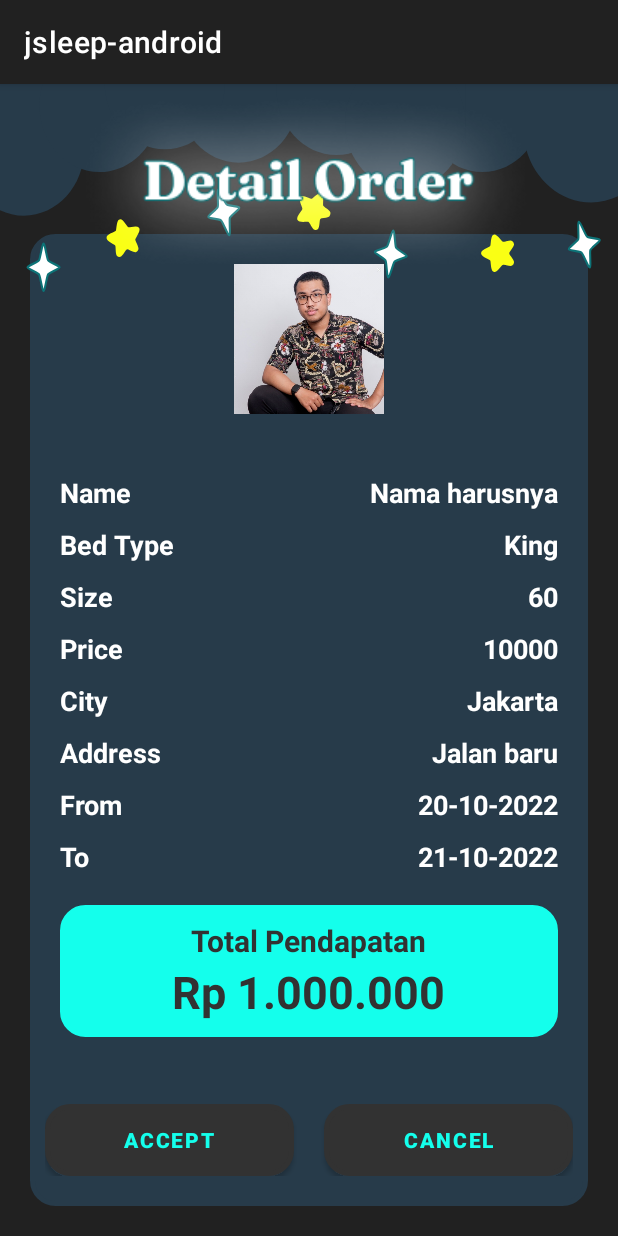
After one commit to Luthfii1/jsleep-android, an Android app: the DetailOrderActivity screen opened directly, with no data from a screen before it, on a phone screen of 412 x 824 dp. The commit adds this screen. Run offline under Robolectric (Android 15) with nearby library versions, the phone set to English and light mode, and no system bars.

Commit message:
Activity for detail order

```diff
--- a/app/src/main/AndroidManifest.xml
+++ b/app/src/main/AndroidManifest.xml
@@ -12,6 +12,12 @@
         android:supportsRtl="true"
         android:theme="@style/Theme.Jsleepandroid"
         android:usesCleartextTraffic="true">
+        <activity
+            android:name=".DetailOrderActivity"
+            android:exported="false" />
+        <activity
+            android:name=".OrderListActivity"
+            android:exported="false" />
         <activity
             android:name=".ChooseDate"
             android:exported="false" />
--- /dev/null
+++ b/app/src/main/java/com/LuthfiMisbachulMunirJSleepFN/jsleep_android/DetailOrderActivity.java
@@ -0,0 +1,14 @@
+package com.LuthfiMisbachulMunirJSleepFN.jsleep_android;
+
+import androidx.appcompat.app.AppCompatActivity;
+
+import android.os.Bundle;
+
+public class DetailOrderActivity extends AppCompatActivity {
+
+    @Override
+    protected void onCreate(Bundle savedInstanceState) {
+        super.onCreate(savedInstanceState);
+        setContentView(R.layout.activity_detail_order);
+    }
+}
--- a/app/src/main/java/com/LuthfiMisbachulMunirJSleepFN/jsleep_android/request/BaseApiService.java
+++ b/app/src/main/java/com/LuthfiMisbachulMunirJSleepFN/jsleep_android/request/BaseApiService.java
@@ -68,6 +68,9 @@ public interface BaseApiService {
                                 @Query("from") String from,
                                 @Query("to") String to);
 
+    @GET("payment/getOrderForRenter")
+    Call<List<Payment>> getOrderForRenter(@Query("renterId") int renterId,@Query("page") int page,@Query("pageSize") int pageSize);
+
     @POST("payment/{id}/cancel")
     Call<Boolean> cancelPaymentRequest (@Path("id") int id);
 
--- /dev/null
+++ b/app/src/main/res/drawable/rounded_corner.xml
@@ -0,0 +1,5 @@
+<?xml version="1.0" encoding="utf-8"?>
+<shape xmlns:android="http://schemas.android.com/apk/res/android"
+    android:shape="rectangle">
+    <corners android:radius="20dp" />
+</shape>
--- /dev/null
+++ b/app/src/main/res/layout/activity_detail_order.xml
@@ -0,0 +1,360 @@
+<?xml version="1.0" encoding="utf-8"?>
+<androidx.constraintlayout.widget.ConstraintLayout xmlns:android="http://schemas.android.com/apk/res/android"
+    xmlns:app="http://schemas.android.com/apk/res-auto"
+    xmlns:tools="http://schemas.android.com/tools"
+    android:layout_width="match_parent"
+    android:layout_height="match_parent"
+    android:background="@color/dark_bg"
+    tools:context=".DetailOrderActivity">
+
+    <androidx.constraintlayout.widget.ConstraintLayout
+        android:layout_width="match_parent"
+        android:layout_height="match_parent"
+        android:layout_marginBottom="20dp"
+        android:layout_marginStart="20dp"
+        android:layout_marginEnd="20dp"
+        android:layout_marginTop="100dp"
+        android:background="@drawable/button_radius"
+        android:backgroundTint="@color/cloud_dark">
+
+        <ImageView
+            android:id="@+id/profileOrder"
+            android:layout_width="match_parent"
+            android:layout_height="100dp"
+            app:layout_constraintTop_toTopOf="parent"
+            android:layout_marginTop="20dp"
+            android:foregroundGravity="center"
+            app:layout_constraintStart_toStartOf="parent"
+            android:src="@drawable/profile"
+            />
+
+        <LinearLayout
+            android:id="@+id/dataOrder"
+            android:layout_width="match_parent"
+            android:layout_height="wrap_content"
+            android:layout_marginHorizontal="20dp"
+            android:layout_marginTop="20dp"
+            app:layout_constraintStart_toStartOf="parent"
+            app:layout_constraintTop_toBottomOf="@+id/profileOrder">
+            <LinearLayout
+                android:id="@+id/information_payment"
+                android:layout_width="match_parent"
+                android:layout_marginTop="20dp"
+                android:layout_height="wrap_content"
+                android:orientation="vertical"
+                app:layout_constraintStart_toStartOf="parent"
+                app:layout_constraintTop_toTopOf="parent">
+
+                <LinearLayout
+                    android:id="@+id/namee"
+                    android:layout_width="match_parent"
+                    android:layout_height="wrap_content"
+                    android:orientation="horizontal">
+
+                    <TextView
+                        android:id="@+id/name"
+                        android:layout_width="wrap_content"
+                        android:layout_height="wrap_content"
+                        android:text="Name"
+                        android:textColor="@color/white"
+                        android:textSize="18dp"
+                        android:layout_weight="1"
+                        android:textStyle="bold" />
+
+                    <TextView
+                        android:id="@+id/name_Detail"
+                        android:layout_width="wrap_content"
+                        android:layout_height="wrap_content"
+                        android:text="Nama harusnya"
+                        android:textColor="@color/white"
+                        android:textSize="18dp"
+                        android:textStyle="bold" />
+                </LinearLayout>
+
+                <LinearLayout
+                    android:layout_width="match_parent"
+                    android:layout_height="wrap_content"
+                    android:layout_marginTop="10dp"
+                    android:orientation="horizontal">
+
+                    <TextView
+                        android:id="@+id/bedType"
+                        android:layout_width="wrap_content"
+                        android:layout_height="wrap_content"
+                        android:text="Bed Type"
+                        android:layout_weight="1"
+                        android:textColor="@color/white"
+                        android:textSize="18dp"
+                        android:textStyle="bold" />
+
+                    <TextView
+                        android:id="@+id/bedType_detail"
+                        android:layout_width="wrap_content"
+                        android:layout_height="wrap_content"
+                        android:text="King"
+                        android:textColor="@color/white"
+                        android:textSize="18dp"
+                        android:textStyle="bold" />
+                </LinearLayout>
+
+                <LinearLayout
+                    android:layout_width="match_parent"
+                    android:layout_height="wrap_content"
+                    android:layout_marginTop="10dp"
+                    android:orientation="horizontal">
+
+                    <TextView
+                        android:id="@+id/size"
+                        android:layout_width="wrap_content"
+                        android:layout_height="wrap_content"
+                        android:text="Size"
+                        android:layout_weight="1"
+                        android:textColor="@color/white"
+                        android:textSize="18dp"
+                        android:textStyle="bold" />
+
+                    <TextView
+                        android:id="@+id/size_Detail"
+                        android:layout_width="wrap_content"
+                        android:layout_height="wrap_content"
+                        android:text="60"
+                        android:textColor="@color/white"
+                        android:textSize="18dp"
+                        android:textStyle="bold" />
+                </LinearLayout>
+
+                <LinearLayout
+                    android:layout_width="match_parent"
+                    android:layout_height="wrap_content"
+                    android:layout_marginTop="10dp"
+                    android:orientation="horizontal">
+
+                    <TextView
+                        android:id="@+id/price"
+                        android:layout_width="wrap_content"
+                        android:layout_height="wrap_content"
+                        android:text="Price"
+                        android:layout_weight="1"
+                        android:textColor="@color/white"
+                        android:textSize="18dp"
+                        android:textStyle="bold" />
+
+                    <TextView
+                        android:id="@+id/price_Detail"
+                        android:layout_width="wrap_content"
+                        android:layout_height="wrap_content"
+                        android:text="10000"
+                        android:textColor="@color/white"
+                        android:textSize="18dp"
+                        android:textStyle="bold" />
+                </LinearLayout>
+
+                <LinearLayout
+                    android:layout_width="match_parent"
+                    android:layout_height="wrap_content"
+                    android:layout_marginTop="10dp"
+                    android:orientation="horizontal">
+
+                    <TextView
+                        android:id="@+id/city"
+                        android:layout_width="wrap_content"
+                        android:layout_height="wrap_content"
+                        android:text="City"
+                        android:layout_weight="1"
+                        android:textColor="@color/white"
+                        android:textSize="18dp"
+                        android:textStyle="bold" />
+
+                    <TextView
+                        android:id="@+id/city_Detail"
+                        android:layout_width="wrap_content"
+                        android:layout_height="wrap_content"
+                        android:text="Jakarta"
+                        android:textColor="@color/white"
+                        android:textSize="18dp"
+                        android:textStyle="bold" />
+                </LinearLayout>
+
+                <LinearLayout
+                    android:layout_width="match_parent"
+                    android:layout_height="wrap_content"
+                    android:layout_marginTop="10dp"
+                    android:orientation="horizontal">
+
+                    <TextView
+                        android:id="@+id/address"
+                        android:layout_width="wrap_content"
+                        android:layout_height="wrap_content"
+                        android:text="Address"
+                        android:layout_weight="1"
+                        android:textColor="@color/white"
+                        android:textSize="18dp"
+                        android:textStyle="bold" />
+
+                    <TextView
+                        android:id="@+id/address_detail"
+                        android:layout_width="wrap_content"
+                        android:layout_height="wrap_content"
+                        android:text="Jalan baru"
+                        android:textColor="@color/white"
+                        android:textSize="18dp"
+                        android:textStyle="bold" />
+                </LinearLayout>
+
+                <LinearLayout
+                    android:layout_width="match_parent"
+                    android:layout_height="wrap_content"
+                    android:layout_marginTop="10dp"
+                    android:orientation="horizontal">
+
+                    <TextView
+                        android:id="@+id/from"
+                        android:layout_width="wrap_content"
+                        android:layout_height="wrap_content"
+                        android:text="From"
+                        android:layout_weight="1"
+                        android:textColor="@color/white"
+                        android:textSize="18dp"
+                        android:textStyle="bold" />
+
+                    <TextView
+                        android:id="@+id/from_Date"
+                        android:layout_width="wrap_content"
+                        android:layout_height="wrap_content"
+                        android:text="20-10-2022"
+                        android:textColor="@color/white"
+                        android:textSize="18dp"
+                        android:textStyle="bold" />
+                </LinearLayout>
+
+                <LinearLayout
+                    android:layout_width="match_parent"
+                    android:layout_height="wrap_content"
+                    android:layout_marginTop="10dp"
+                    android:orientation="horizontal">
+
+                    <TextView
+                        android:id="@+id/to"
+                        android:layout_width="wrap_content"
+                        android:layout_height="wrap_content"
+                        android:text="To"
+                        android:layout_weight="1"
+                        android:textColor="@color/white"
+                        android:textSize="18dp"
+                        android:textStyle="bold" />
+
+                    <TextView
+                        android:id="@+id/to_Date"
+                        android:layout_width="wrap_content"
+                        android:layout_height="wrap_content"
+                        android:text="21-10-2022"
+                        android:textColor="@color/white"
+                        android:textSize="18dp"
+                        android:textStyle="bold" />
+                </LinearLayout>
+                <LinearLayout
+                    android:layout_width="match_parent"
+                    android:layout_height="match_parent"
+                    android:paddingVertical="10dp"
+                    android:gravity="center"
+                    android:background="@drawable/button_radius"
+                    android:layout_marginTop="20dp">
+                    <LinearLayout
+                        android:layout_width="wrap_content"
+                        android:layout_height="wrap_content"
+                        android:gravity="center"
+                        android:orientation="vertical">
+                        <TextView
+                            android:layout_width="wrap_content"
+                            android:layout_height="wrap_content"
+                            android:text="Total Pendapatan"
+                            android:textSize="20dp"
+                            android:textColor="@color/dark_grey"
+                            android:textStyle="bold"></TextView>
+                        <TextView
+                            android:id="@+id/income"
+                            android:layout_width="wrap_content"
+                            android:layout_height="wrap_content"
+                            android:text="Rp 1.000.000"
+                            android:textSize="30dp"
+                            android:textColor="@color/dark_grey"
+                            android:textStyle="bold"></TextView>
+                    </LinearLayout>
+                </LinearLayout>
+            </LinearLayout>
+        </LinearLayout>
+
+
+        <LinearLayout
+            android:layout_width="match_parent"
+            android:layout_height="wrap_content"
+            android:layout_marginStart="10dp"
+            android:layout_marginEnd="10dp"
+            android:orientation="horizontal"
+            app:layout_constraintBottom_toBottomOf="parent"
+            app:layout_constraintStart_toStartOf="parent"
+            android:layout_marginBottom="20dp">
+                <Button
+                    android:layout_width="wrap_content"
+                    android:layout_height="wrap_content"
+                    android:id="@+id/acceptPayment"
+                    android:background="@drawable/button_radius"
+                    app:backgroundTint="@color/dark_grey"
+                    android:text="ACCEPT"
+                    android:textColor="@color/blue_light"
+                    android:textStyle="bold"
+                    android:layout_weight="1"
+                    app:layout_constraintBottom_toBottomOf="parent"
+                    app:layout_constraintStart_toStartOf="parent">
+                </Button>
+
+                <Button
+                    android:id="@+id/cancelPayment"
+                    android:layout_width="wrap_content"
+                    android:layout_height="wrap_content"
+                    android:layout_marginStart="20dp"
+                    android:background="@drawable/button_radius"
+                    android:text="Cancel"
+                    android:textColor="@color/blue_light"
+                    app:backgroundTint="@color/dark_grey"
+                    android:textStyle="bold"
+                    android:layout_weight="1"
+                    app:layout_constraintBottom_toBottomOf="parent"
+                    app:layout_constraintEnd_toEndOf="parent"></Button>
+        </LinearLayout>
+    </androidx.constraintlayout.widget.ConstraintLayout>
+
+    <LinearLayout
+        android:id="@+id/header_aboutme"
+        android:layout_width="wrap_content"
+        android:layout_height="wrap_content"
+        android:layout_marginTop="-90dp"
+        app:layout_constraintTop_toTopOf="parent"
+        app:layout_constraintStart_toStartOf="parent"
+        android:gravity="center_horizontal">
+
+        <ImageView
+            android:layout_width="wrap_content"
+            android:layout_height="match_parent"
+            android:layout_gravity="center_horizontal"
+            android:src="@drawable/ic_header_aboutme" />
+    </LinearLayout>
+
+    <LinearLayout
+        android:id="@+id/titleAboutMe"
+        android:layout_width="match_parent"
+        android:layout_height="wrap_content"
+        android:layout_marginTop="0dp"
+        app:layout_constraintTop_toTopOf="parent"
+        app:layout_constraintStart_toStartOf="parent"
+        android:gravity="center_horizontal">
+
+        <ImageView
+            android:layout_width="wrap_content"
+            android:layout_height="match_parent"
+            android:foregroundGravity="center_horizontal"
+            android:layout_gravity="center_horizontal"
+            android:src="@drawable/detail_order" />
+    </LinearLayout>
+
+</androidx.constraintlayout.widget.ConstraintLayout>
--- a/app/src/main/res/layout/activity_payment.xml
+++ b/app/src/main/res/layout/activity_payment.xml
@@ -438,7 +438,7 @@
                         android:id="@+id/acceptPayment"
                         android:background="@drawable/button_radius"
                         app:backgroundTint="@color/cloud_dark"
-                        android:text="Accept"
+                        android:text="Book"
                         android:textColor="@color/blue_light"
                         android:textStyle="bold"
                         android:layout_weight="1"
```
Also changed, not shown: app/src/main/java/com/LuthfiMisbachulMunirJSleepFN/jsleep_android/About_Me.java (+24 -4 lines), app/src/main/java/com/LuthfiMisbachulMunirJSleepFN/jsleep_android/MainActivity.java (+12 -25 lines), app/src/main/java/com/LuthfiMisbachulMunirJSleepFN/jsleep_android/OrderListActivity.java (added, +85 -0 lines), app/src/main/res/layout/activity_about_me.xml (+39 -7 lines), app/src/main/res/layout/activity_order_list.xml (added, +122 -0 lines), app/src/main/res/drawable-v24/img.png (added), app/src/main/res/drawable-v24/img_1.png (added), app/src/main/res/drawable/detail_order.png (added), app/src/main/res/drawable/order_list.png (added), app/src/main/res/drawable/profile.png (added).
